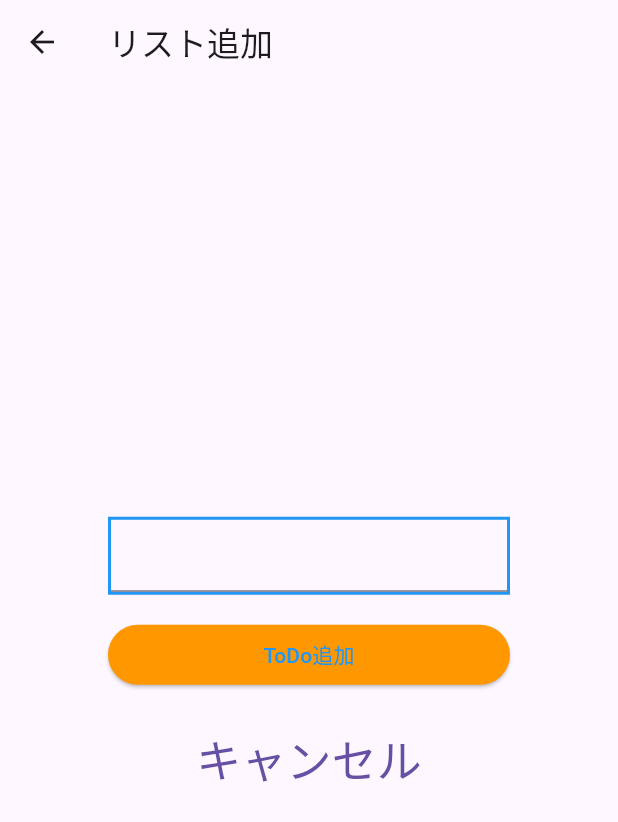
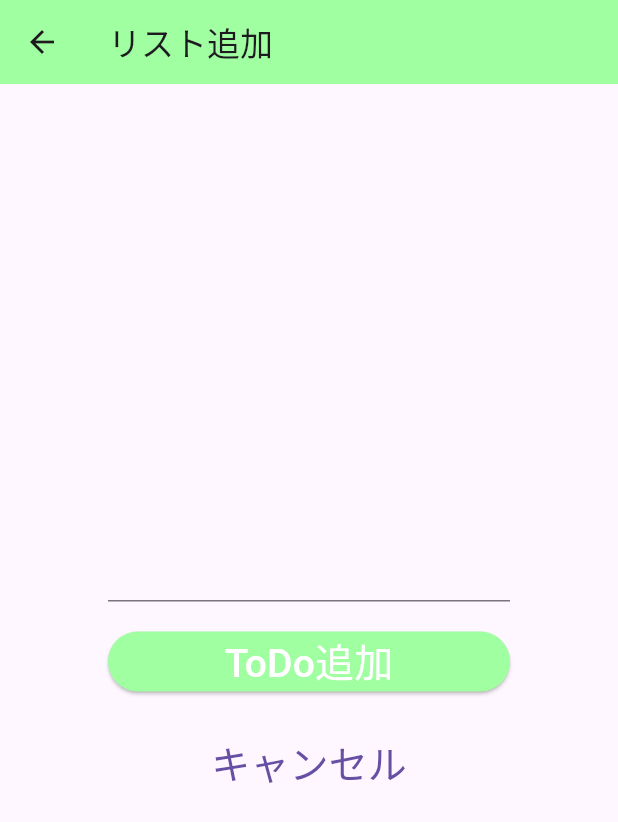
Before and after one commit to Taku-Sashima/flutter_todo, a Flutter app: the TodoAddPage screen opened directly, on a phone screen of 412 x 824 dp. Shown: the top 822 px of the screen. Run offline on Flutter 3.47's test engine with Material 3 defaults, Android fonts, the phone set to English and light mode, and no system bars.

Commit message:
ToDo追加部分、入力受け取り一覧ページに渡す

```diff
--- a/lib/main.dart
+++ b/lib/main.dart
@@ -71,14 +71,22 @@ class TodoListPage extends StatelessWidget {
 
 
 
+class TodoAddPage extends StatefulWidget {
+  const TodoAddPage({super.key});
+
+  @override
+  _TodoAddPageState createState() => _TodoAddPageState();
+}
+
 // ToDo追加画面
-class TodoAddPage extends StatelessWidget {
-  const TodoAddPage({super.key});
+class _TodoAddPageState extends State<TodoAddPage> {
+  String _text = '';
 
   @override
   Widget build(BuildContext context) {
     return Scaffold(
       appBar: AppBar(
+        backgroundColor: const Color(0xffa0ffa0),
         title: const Text('リスト追加'),
       ),
 
@@ -87,13 +95,23 @@ class TodoAddPage extends StatelessWidget {
         child: Column(
           mainAxisAlignment: MainAxisAlignment.center,
           children: [
+            // Text(_text, style: TextStyle(color: Colors.blue)),
+
             Container(
-              decoration: BoxDecoration(
-                border: Border.all(color: Colors.blue, width: 2),
-              ),
               margin: const EdgeInsets.all(8),
               width: double.infinity,
-              child: const TextField(),
+              child: TextField(
+                onChanged: (String value) {
+                  // データが変更したことを知らせる（画面を更新する）
+                  setState(() {
+                    // データを変更
+                    _text = value;
+                  });
+                },
+                style: const TextStyle(
+                  fontSize: 26
+                ),
+              ),
             ),
 
             Container(
@@ -101,15 +119,18 @@ class TodoAddPage extends StatelessWidget {
               width: double.infinity,
               child: ElevatedButton(
                 style: ElevatedButton.styleFrom(
-                  backgroundColor: Colors.orange,
-                  foregroundColor: Colors.blue,
+                  backgroundColor: const Color(0xffa0ffa0),
+                  foregroundColor: const Color(0xffffffff),
                 ),
                 // 追加する処理
                 onPressed: () {
-
+                  Navigator.of(context).pop(_text);
                 },
                 child: const Text(
                   'ToDo追加',
+                  style: TextStyle(
+                    fontSize: 26
+                  ),
                 ),
               ),
             ),
@@ -125,12 +146,12 @@ class TodoAddPage extends StatelessWidget {
                 child: const Text(
                   'キャンセル',
                   style: TextStyle(
-                    // height: 10,
-                    fontSize: 30
+                    fontSize: 26
                   ),
                 ),
               ),
             ),
+
           ],
         ),
       ),
```
